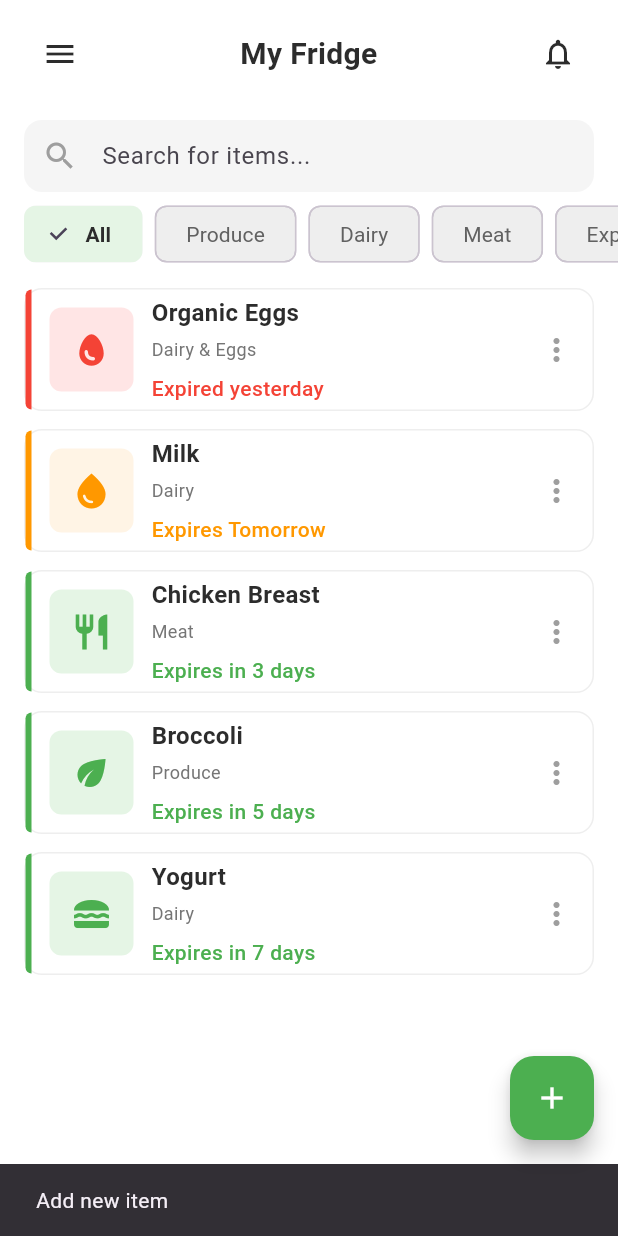
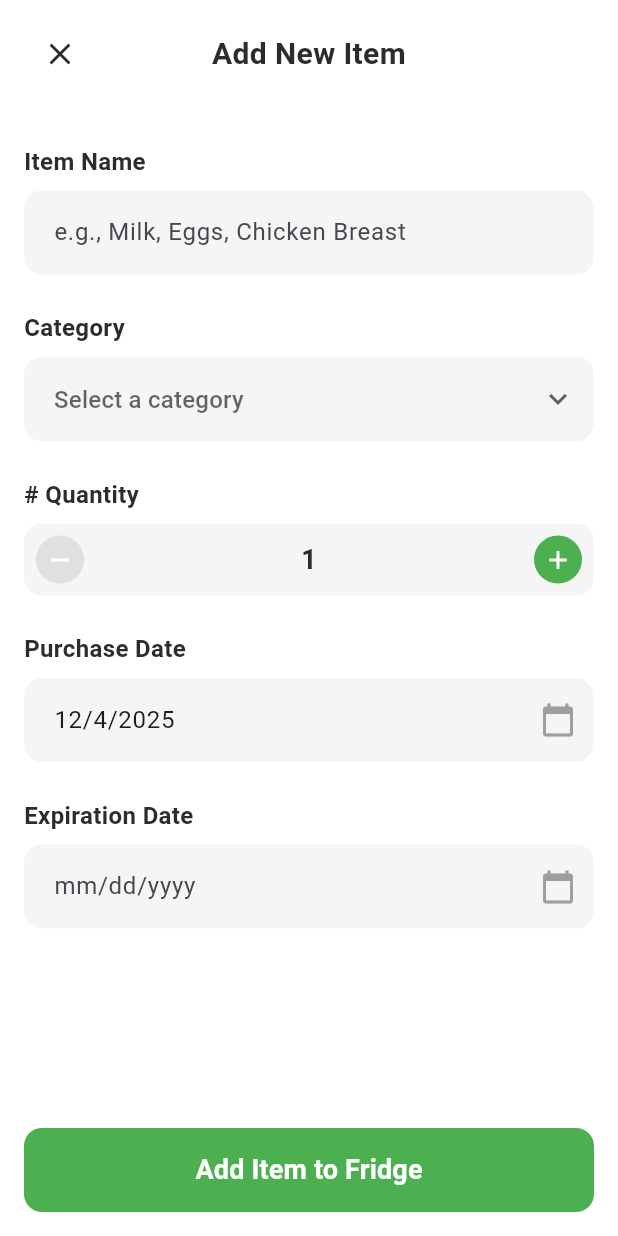
Before and after one commit to keltonpsilva/fresh-tracker, a Flutter app: the DashboardScreen screen opened directly, after a tap on the "add" icon, on a phone screen of 412 x 824 dp. Run offline on Flutter 3.47's test engine with Material 3 defaults, Android fonts, the phone set to English and light mode, and no system bars.

Commit message:
Adds item creation screen
Introduces a screen that allows users to add new items
to their inventory.

Implements UI elements for item name, category selection,
quantity adjustment, and date selection.

Enables navigation to this screen from the main dashboard.

```diff
--- /dev/null
+++ b/lib/features/add-item/add-item-screen.dart
@@ -0,0 +1,414 @@
+import 'package:flutter/material.dart';
+
+class AddItemScreen extends StatefulWidget {
+  const AddItemScreen({super.key});
+
+  @override
+  State<AddItemScreen> createState() => _AddItemScreenState();
+}
+
+class _AddItemScreenState extends State<AddItemScreen> {
+  final TextEditingController _itemNameController = TextEditingController();
+  final TextEditingController _purchaseDateController = TextEditingController();
+  final TextEditingController _expirationDateController = TextEditingController();
+
+  String? _selectedCategory;
+  int _quantity = 1;
+  DateTime? _purchaseDate;
+  DateTime? _expirationDate;
+
+  @override
+  void initState() {
+    super.initState();
+    // Set purchase date to today by default
+    _purchaseDate = DateTime.now();
+    _purchaseDateController.text =
+        '${_purchaseDate!.month}/${_purchaseDate!.day}/${_purchaseDate!.year}';
+  }
+
+  final List<String> _categories = [
+    'Produce',
+    'Dairy',
+    'Meat',
+    'Beverages',
+    'Snacks',
+    'Frozen',
+    'Other',
+  ];
+
+  @override
+  void dispose() {
+    _itemNameController.dispose();
+    _purchaseDateController.dispose();
+    _expirationDateController.dispose();
+    super.dispose();
+  }
+
+  Future<void> _selectPurchaseDate() async {
+    final DateTime? picked = await showDatePicker(
+      context: context,
+      initialDate: _purchaseDate ?? DateTime.now(),
+      firstDate: DateTime(2020),
+      lastDate: DateTime.now(),
+    );
+    if (picked != null) {
+      setState(() {
+        _purchaseDate = picked;
+        _purchaseDateController.text =
+            '${picked.month}/${picked.day}/${picked.year}';
+      });
+    }
+  }
+
+  Future<void> _selectExpirationDate() async {
+    final DateTime? picked = await showDatePicker(
+      context: context,
+      initialDate: _expirationDate ?? DateTime.now().add(const Duration(days: 7)),
+      firstDate: DateTime.now(),
+      lastDate: DateTime.now().add(const Duration(days: 365)),
+    );
+    if (picked != null) {
+      setState(() {
+        _expirationDate = picked;
+        _expirationDateController.text =
+            '${picked.month.toString().padLeft(2, '0')}/${picked.day.toString().padLeft(2, '0')}/${picked.year}';
+      });
+    }
+  }
+
+  void _incrementQuantity() {
+    setState(() {
+      _quantity++;
+    });
+  }
+
+  void _decrementQuantity() {
+    if (_quantity > 1) {
+      setState(() {
+        _quantity--;
+      });
+    }
+  }
+
+  void _addItem() {
+    if (_itemNameController.text.isEmpty) {
+      ScaffoldMessenger.of(context).showSnackBar(
+        const SnackBar(content: Text('Please enter an item name')),
+      );
+      return;
+    }
+    if (_selectedCategory == null) {
+      ScaffoldMessenger.of(context).showSnackBar(
+        const SnackBar(content: Text('Please select a category')),
+      );
+      return;
+    }
+    if (_expirationDate == null) {
+      ScaffoldMessenger.of(context).showSnackBar(
+        const SnackBar(content: Text('Please select an expiration date')),
+      );
+      return;
+    }
+
+    // TODO: Add item to fridge
+    ScaffoldMessenger.of(context).showSnackBar(
+      const SnackBar(content: Text('Item added to fridge!')),
+    );
+    Navigator.of(context).pop();
+  }
+
+  @override
+  Widget build(BuildContext context) {
+    return Scaffold(
+      backgroundColor: Colors.white,
+      body: SafeArea(
+        child: Column(
+          children: [
+            // Header
+            Padding(
+              padding: const EdgeInsets.symmetric(
+                horizontal: 16.0,
+                vertical: 12.0,
+              ),
+              child: Row(
+                children: [
+                  IconButton(
+                    icon: const Icon(Icons.close, color: Color(0xFF2C2C2C)),
+                    onPressed: () => Navigator.of(context).pop(),
+                  ),
+                  const Expanded(
+                    child: Text(
+                      'Add New Item',
+                      style: TextStyle(
+                        fontSize: 20,
+                        fontWeight: FontWeight.bold,
+                        color: Color(0xFF2C2C2C),
+                      ),
+                      textAlign: TextAlign.center,
+                    ),
+                  ),
+                  const SizedBox(width: 48), // Balance the close button
+                ],
+              ),
+            ),
+
+            // Form Content
+            Expanded(
+              child: SingleChildScrollView(
+                padding: const EdgeInsets.symmetric(horizontal: 16.0),
+                child: Column(
+                  crossAxisAlignment: CrossAxisAlignment.start,
+                  children: [
+                    const SizedBox(height: 24),
+
+                    // Item Name
+                    const Text(
+                      'Item Name',
+                      style: TextStyle(
+                        fontSize: 16,
+                        fontWeight: FontWeight.w600,
+                        color: Color(0xFF2C2C2C),
+                      ),
+                    ),
+                    const SizedBox(height: 8),
+                    TextField(
+                      controller: _itemNameController,
+                      decoration: InputDecoration(
+                        hintText: 'e.g., Milk, Eggs, Chicken Breast',
+                        filled: true,
+                        fillColor: const Color(0xFFF5F5F5),
+                        border: OutlineInputBorder(
+                          borderRadius: BorderRadius.circular(12),
+                          borderSide: BorderSide.none,
+                        ),
+                        contentPadding: const EdgeInsets.symmetric(
+                          horizontal: 16,
+                          vertical: 16,
+                        ),
+                      ),
+                    ),
+
+                    const SizedBox(height: 24),
+
+                    // Category
+                    const Text(
+                      'Category',
+                      style: TextStyle(
+                        fontSize: 16,
+                        fontWeight: FontWeight.w600,
+                        color: Color(0xFF2C2C2C),
+                      ),
+                    ),
+                    const SizedBox(height: 8),
+                    Container(
+                      decoration: BoxDecoration(
+                        color: const Color(0xFFF5F5F5),
+                        borderRadius: BorderRadius.circular(12),
+                      ),
+                      child: DropdownButtonFormField<String>(
+                        value: _selectedCategory,
+                        decoration: InputDecoration(
+                          hintText: 'Select a category',
+                          filled: true,
+                          fillColor: const Color(0xFFF5F5F5),
+                          border: OutlineInputBorder(
+                            borderRadius: BorderRadius.circular(12),
+                            borderSide: BorderSide.none,
+                          ),
+                          contentPadding: const EdgeInsets.symmetric(
+                            horizontal: 16,
+                            vertical: 16,
+                          ),
+                          suffixIcon: const Icon(Icons.keyboard_arrow_down),
+                        ),
+                        items: _categories.map((category) {
+                          return DropdownMenuItem<String>(
+                            value: category,
+                            child: Text(category),
+                          );
+                        }).toList(),
+                        onChanged: (value) {
+                          setState(() {
+                            _selectedCategory = value;
+                          });
+                        },
+                      ),
+                    ),
+
+                    const SizedBox(height: 24),
+
+                    // Quantity
+                    const Text(
+                      '# Quantity',
+                      style: TextStyle(
+                        fontSize: 16,
+                        fontWeight: FontWeight.w600,
+                        color: Color(0xFF2C2C2C),
+                      ),
+                    ),
+                    const SizedBox(height: 8),
+                    Container(
+                      decoration: BoxDecoration(
+                        color: const Color(0xFFF5F5F5),
+                        borderRadius: BorderRadius.circular(12),
+                      ),
+                      child: Row(
+                        mainAxisAlignment: MainAxisAlignment.spaceBetween,
+                        children: [
+                          // Decrement Button
+                          IconButton(
+                            onPressed: _decrementQuantity,
+                            icon: Container(
+                              width: 32,
+                              height: 32,
+                              decoration: const BoxDecoration(
+                                color: Color(0xFFE0E0E0),
+                                shape: BoxShape.circle,
+                              ),
+                              child: const Icon(
+                                Icons.remove,
+                                color: Colors.white,
+                                size: 20,
+                              ),
+                            ),
+                          ),
+
+                          // Quantity Display
+                          Text(
+                            '$_quantity',
+                            style: const TextStyle(
+                              fontSize: 18,
+                              fontWeight: FontWeight.w600,
+                              color: Color(0xFF2C2C2C),
+                            ),
+                          ),
+
+                          // Increment Button
+                          IconButton(
+                            onPressed: _incrementQuantity,
+                            icon: Container(
+                              width: 32,
+                              height: 32,
+                              decoration: const BoxDecoration(
+                                color: Color(0xFF4CAF50),
+                                shape: BoxShape.circle,
+                              ),
+                              child: const Icon(
+                                Icons.add,
+                                color: Colors.white,
+                                size: 20,
+                              ),
+                            ),
+                          ),
+                        ],
+                      ),
+                    ),
+
+                    const SizedBox(height: 24),
+
+                    // Purchase Date
+                    const Text(
+                      'Purchase Date',
+                      style: TextStyle(
+                        fontSize: 16,
+                        fontWeight: FontWeight.w600,
+                        color: Color(0xFF2C2C2C),
+                      ),
+                    ),
+                    const SizedBox(height: 8),
+                    TextField(
+                      controller: _purchaseDateController,
+                      readOnly: true,
+                      onTap: _selectPurchaseDate,
+                      decoration: InputDecoration(
+                        hintText: 'mm/dd/yyyy',
+                        filled: true,
+                        fillColor: const Color(0xFFF5F5F5),
+                        border: OutlineInputBorder(
+                          borderRadius: BorderRadius.circular(12),
+                          borderSide: BorderSide.none,
+                        ),
+                        contentPadding: const EdgeInsets.symmetric(
+                          horizontal: 16,
+                          vertical: 16,
+                        ),
+                        suffixIcon: const Icon(
+                          Icons.calendar_today,
+                          color: Colors.grey,
+                        ),
+                      ),
+                    ),
+
+                    const SizedBox(height: 24),
+
+                    // Expiration Date
+                    const Text(
+                      'Expiration Date',
+                      style: TextStyle(
+                        fontSize: 16,
+                        fontWeight: FontWeight.w600,
+                        color: Color(0xFF2C2C2C),
+                      ),
+                    ),
+                    const SizedBox(height: 8),
+                    TextField(
+                      controller: _expirationDateController,
+                      readOnly: true,
+                      onTap: _selectExpirationDate,
+                      decoration: InputDecoration(
+                        hintText: 'mm/dd/yyyy',
+                        filled: true,
+                        fillColor: const Color(0xFFF5F5F5),
+                        border: OutlineInputBorder(
+                          borderRadius: BorderRadius.circular(12),
+                          borderSide: BorderSide.none,
+                        ),
+                        contentPadding: const EdgeInsets.symmetric(
+                          horizontal: 16,
+                          vertical: 16,
+                        ),
+                        suffixIcon: const Icon(
+                          Icons.calendar_today,
+                          color: Colors.grey,
+                        ),
+                      ),
+                    ),
+
+                    const SizedBox(height: 32),
+                  ],
+                ),
+              ),
+            ),
+
+            // Add Item Button
+            Padding(
+              padding: const EdgeInsets.all(16.0),
+              child: SizedBox(
+                width: double.infinity,
+                height: 56,
+                child: ElevatedButton(
+                  onPressed: _addItem,
+                  style: ElevatedButton.styleFrom(
+                    backgroundColor: const Color(0xFF4CAF50),
+                    foregroundColor: Colors.white,
+                    shape: RoundedRectangleBorder(
+                      borderRadius: BorderRadius.circular(12),
+                    ),
+                    elevation: 0,
+                  ),
+                  child: const Text(
+                    'Add Item to Fridge',
+                    style: TextStyle(
+                      fontSize: 18,
+                      fontWeight: FontWeight.w600,
+                    ),
+                  ),
+                ),
+              ),
+            ),
+          ],
+        ),
+      ),
+    );
+  }
+}
--- a/lib/features/dashboard/dashboard-screen.dart
+++ b/lib/features/dashboard/dashboard-screen.dart
@@ -1,4 +1,6 @@
 import 'package:flutter/material.dart';
+
+import '../add-item/add-item-screen.dart';
 // -------------------------------
 // Dashboard Page
 // -------------------------------
@@ -281,10 +283,9 @@ class _DashboardScreenState extends State<DashboardScreen> {
       ),
       floatingActionButton: FloatingActionButton(
         onPressed: () {
-          // TODO: Add new item
-          ScaffoldMessenger.of(
-            context,
-          ).showSnackBar(const SnackBar(content: Text('Add new item')));
+          Navigator.of(context).push(
+            MaterialPageRoute(builder: (context) => const AddItemScreen()),
+          );
         },
         backgroundColor: const Color(0xFF4CAF50),
         child: const Icon(Icons.add, color: Colors.white),
```
